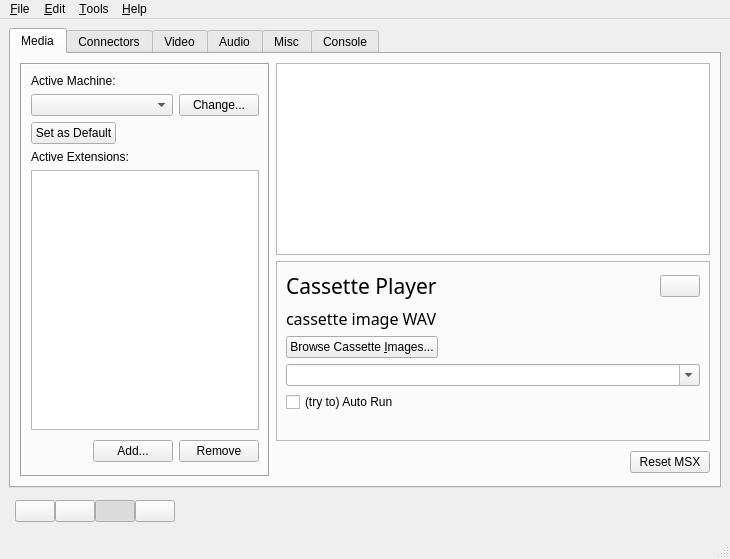
Before: the Qt Designer form res/main.ui in openMSX/catapult, drawn with Qt 5.
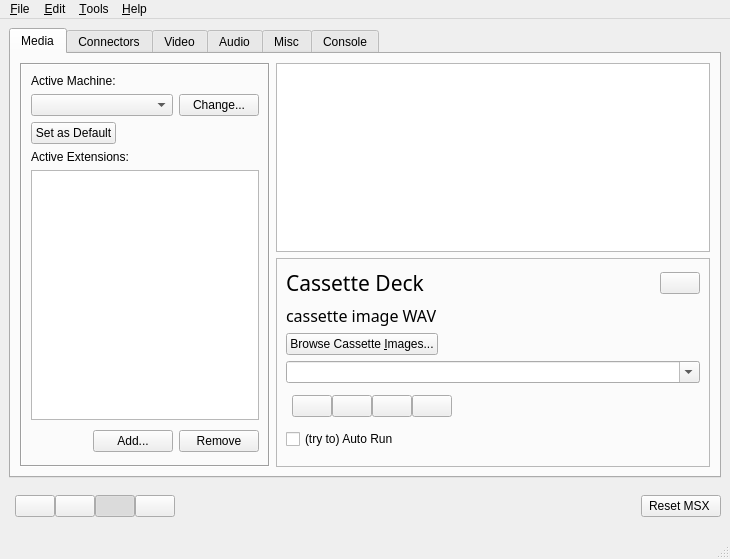
After: the same form once the commit is applied. The open tabs and pages were chosen to show the change. Icons and pictures are not drawn.

Commit message: First version of cassette deck controls

```diff
--- a/res/main.ui
+++ b/res/main.ui
@@ -628,8 +628,8 @@
              </layout>
             </widget>
             <widget class="QWidget" name="cassettePage" >
-             <layout class="QGridLayout" >
-              <item row="0" column="0" >
+             <layout class="QVBoxLayout" >
+              <item>
                <layout class="QHBoxLayout" >
                 <property name="spacing" >
                  <number>6</number>
@@ -660,7 +660,10 @@
                    </font>
                   </property>
                   <property name="text" >
-                   <string>&lt;html>&lt;head>&lt;meta name="qrichtext" content="1" />&lt;/head>&lt;body style=" white-space: pre-wrap; font-family:Sans Serif; font-size:16pt; font-weight:600; font-style:normal; text-decoration:none;">&lt;p style=" margin-top:0px; margin-bottom:0px; margin-left:0px; margin-right:0px; -qt-block-indent:0; text-indent:0px;">&lt;span style=" font-weight:400;">Cassette Player&lt;/span>&lt;/p>&lt;/body>&lt;/html></string>
+                   <string>&lt;html>&lt;head>&lt;meta name="qrichtext" content="1" />&lt;style type="text/css">
+p, li { white-space: pre-wrap; }
+&lt;/style>&lt;/head>&lt;body style=" font-family:'Sans Serif'; font-size:16pt; font-weight:600; font-style:normal;">
+&lt;p style=" margin-top:0px; margin-bottom:0px; margin-left:0px; margin-right:0px; -qt-block-indent:0; text-indent:0px;">&lt;span style=" font-weight:400;">Cassette Deck&lt;/span>&lt;/p>&lt;/body>&lt;/html></string>
                   </property>
                  </widget>
                 </item>
@@ -679,7 +682,7 @@
                 </item>
                </layout>
               </item>
-              <item row="1" column="0" >
+              <item>
                <widget class="QLabel" name="cassetteDescriptionLabel" >
                 <property name="font" >
                  <font>
@@ -697,7 +700,7 @@
                 </property>
                </widget>
               </item>
-              <item row="2" column="0" >
+              <item>
                <layout class="QHBoxLayout" >
                 <property name="spacing" >
                  <number>6</number>
@@ -736,7 +739,7 @@
                 </item>
                </layout>
               </item>
-              <item row="3" column="0" >
+              <item>
                <widget class="QComboBox" name="cassetteHistoryBox" >
                 <property name="sizePolicy" >
                  <sizepolicy vsizetype="Minimum" hsizetype="Minimum" >
@@ -761,7 +764,104 @@
                 </property>
                </widget>
               </item>
-              <item row="4" column="0" >
+              <item>
+               <layout class="QHBoxLayout" >
+                <item>
+                 <layout class="QHBoxLayout" >
+                  <property name="spacing" >
+                   <number>0</number>
+                  </property>
+                  <property name="leftMargin" >
+                   <number>6</number>
+                  </property>
+                  <property name="topMargin" >
+                   <number>6</number>
+                  </property>
+                  <property name="rightMargin" >
+                   <number>6</number>
+                  </property>
+                  <property name="bottomMargin" >
+                   <number>6</number>
+                  </property>
+                  <item>
+                   <widget class="QPushButton" name="tapePlayButton" >
+                    <property name="sizePolicy" >
+                     <sizepolicy vsizetype="Minimum" hsizetype="Minimum" >
+                      <horstretch>0</horstretch>
+                      <verstretch>0</verstretch>
+                     </sizepolicy>
+                    </property>
+                    <property name="toolTip" >
+                     <string>Set to Play mode</string>
+                    </property>
+                    <property name="icon" >
+                     <iconset>play.png</iconset>
+                    </property>
+                    <property name="checkable" >
+                     <bool>true</bool>
+                    </property>
+                   </widget>
+                  </item>
+                  <item>
+                   <widget class="QPushButton" name="tapeRewindButton" >
+                    <property name="toolTip" >
+                     <string>Rewind tape</string>
+                    </property>
+                    <property name="icon" >
+                     <iconset>rewind.png</iconset>
+                    </property>
+                    <property name="checkable" >
+                     <bool>true</bool>
+                    </property>
+                   </widget>
+                  </item>
+                  <item>
+                   <widget class="QPushButton" name="tapeStopButton" >
+                    <property name="toolTip" >
+                     <string>Stop mode</string>
+                    </property>
+                    <property name="icon" >
+                     <iconset>stop.png</iconset>
+                    </property>
+                    <property name="checkable" >
+                     <bool>true</bool>
+                    </property>
+                    <property name="checked" >
+                     <bool>false</bool>
+                    </property>
+                   </widget>
+                  </item>
+                  <item>
+                   <widget class="QPushButton" name="tapeRecordButton" >
+                    <property name="toolTip" >
+                     <string>Select new tape to record to</string>
+                    </property>
+                    <property name="icon" >
+                     <iconset>record.png</iconset>
+                    </property>
+                    <property name="checkable" >
+                     <bool>true</bool>
+                    </property>
+                   </widget>
+                  </item>
+                 </layout>
+                </item>
+                <item>
+                 <spacer>
+                  <property name="orientation" >
+                   <enum>Qt::Horizontal</enum>
+                  </property>
+                  <property name="sizeHint" >
+                   <size>
+                    <width>40</width>
+                    <height>20</height>
+                   </size>
+                  </property>
+                 </spacer>
+                </item>
+               </layout>
+              </item>
+              <item>
                <widget class="QCheckBox" name="autoRunCassettesCheckBox" >
                 <property name="toolTip" >
                  <string>Currently only works for CAS images.</string>
@@ -771,15 +871,15 @@
                 </property>
                </widget>
               </item>
-              <item row="5" column="0" >
+              <item>
                <spacer>
                 <property name="orientation" >
                  <enum>Qt::Vertical</enum>
                 </property>
                 <property name="sizeHint" >
                  <size>
-                  <width>242</width>
-                  <height>16</height>
+                  <width>384</width>
+                  <height>10</height>
                  </size>
                 </property>
                </spacer>
@@ -1120,29 +1220,6 @@
             <property name="bottomMargin" >
              <number>0</number>
             </property>
-            <item>
-             <spacer>
-              <property name="orientation" >
-               <enum>Qt::Horizontal</enum>
-              </property>
-              <property name="sizeHint" >
-               <size>
-                <width>156</width>
-                <height>30</height>
-               </size>
-              </property>
-             </spacer>
-            </item>
-            <item>
-             <widget class="QPushButton" name="resetButton" >
-              <property name="toolTip" >
-               <string>Reset the MSX</string>
-              </property>
-              <property name="text" >
-               <string>Reset MSX</string>
-              </property>
-             </widget>
-            </item>
            </layout>
           </item>
          </layout>
@@ -3306,23 +3383,8 @@
      </widget>
     </item>
     <item row="1" column="0" >
-     <layout class="QHBoxLayout" >
-      <property name="spacing" >
-       <number>6</number>
-      </property>
-      <property name="leftMargin" >
-       <number>0</number>
-      </property>
-      <property name="topMargin" >
-       <number>0</number>
-      </property>
-      <property name="rightMargin" >
-       <number>0</number>
-      </property>
-      <property name="bottomMargin" >
-       <number>0</number>
-      </property>
-      <item>
+     <layout class="QGridLayout" >
+      <item row="0" column="0" >
        <layout class="QHBoxLayout" >
         <property name="spacing" >
          <number>0</number>
@@ -3396,19 +3458,29 @@
         </item>
        </layout>
       </item>
-      <item>
+      <item row="0" column="1" >
        <spacer>
         <property name="orientation" >
          <enum>Qt::Horizontal</enum>
         </property>
         <property name="sizeHint" >
          <size>
-          <width>351</width>
-          <height>20</height>
+          <width>286</width>
+          <height>44</height>
          </size>
         </property>
        </spacer>
       </item>
+      <item row="0" column="2" >
+       <widget class="QPushButton" name="resetButton" >
+        <property name="toolTip" >
+         <string>Reset the MSX</string>
+        </property>
+        <property name="text" >
+         <string>Reset MSX </string>
+        </property>
+       </widget>
+      </item>
      </layout>
     </item>
    </layout>
```
The commit also changes 5 other files.
